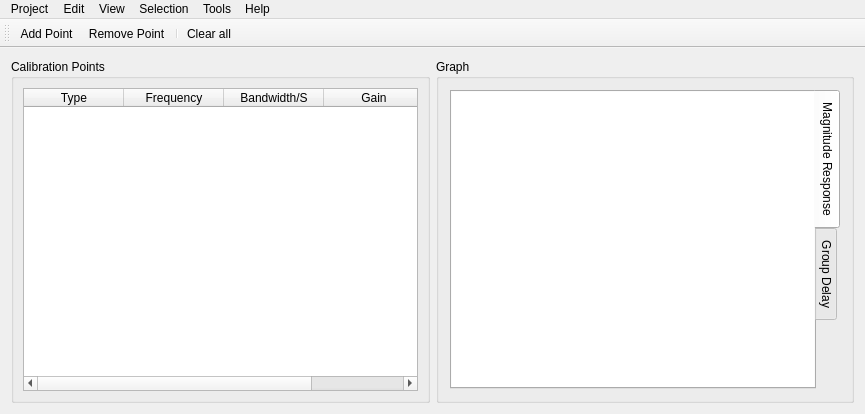
Above: mainwindow.ui from timschneeb/DDCToolbox before the change. Below: the same form after it.
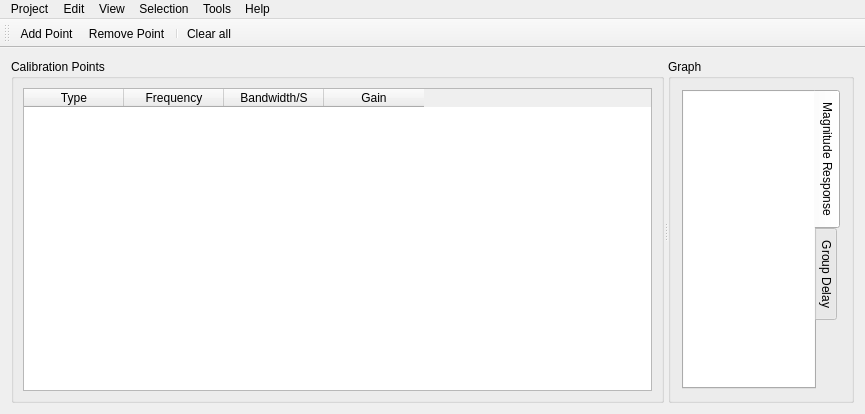
That is the form after the change. Icons and pictures are not drawn. Custom widgets are drawn as their Qt base class.

Commit message: Replaced horizontal container with splitter layout (more dynamic ui)

Diff of the .ui file:
```diff
--- a/mainwindow.ui
+++ b/mainwindow.ui
@@ -20,6 +20,19 @@
   <widget class="QWidget" name="centralWidget">
    <layout class="QHBoxLayout" name="horizontalLayout">
     <item>
+     <widget class="QSplitter" name="splitter">
+      <property name="orientation">
+       <enum>Qt::Horizontal</enum>
+      </property>
+      <property name="opaqueResize">
+       <bool>true</bool>
+      </property>
+      <property name="handleWidth">
+       <number>4</number>
+      </property>
+      <property name="childrenCollapsible">
+       <bool>true</bool>
+      </property>
      <widget class="QGroupBox" name="groupBox">
       <property name="sizePolicy">
        <sizepolicy hsizetype="Expanding" vsizetype="Preferred">
@@ -90,8 +103,6 @@
        </item>
       </layout>
      </widget>
-    </item>
-    <item>
      <widget class="QGroupBox" name="graphBox">
       <property name="sizePolicy">
        <sizepolicy hsizetype="Expanding" vsizetype="Preferred">
@@ -197,6 +208,7 @@
         </widget>
        </item>
       </layout>
+      </widget>
      </widget>
     </item>
    </layout>
```
Lines whose indentation alone changed are shown as unchanged. The commit also changes 1 other file.
